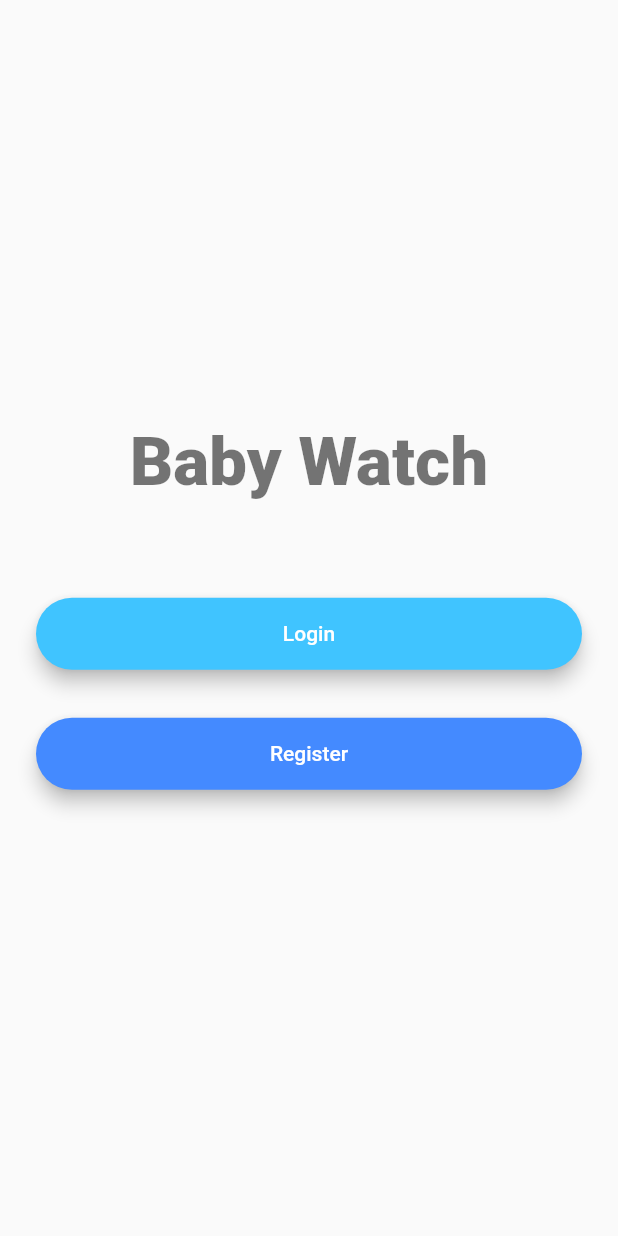
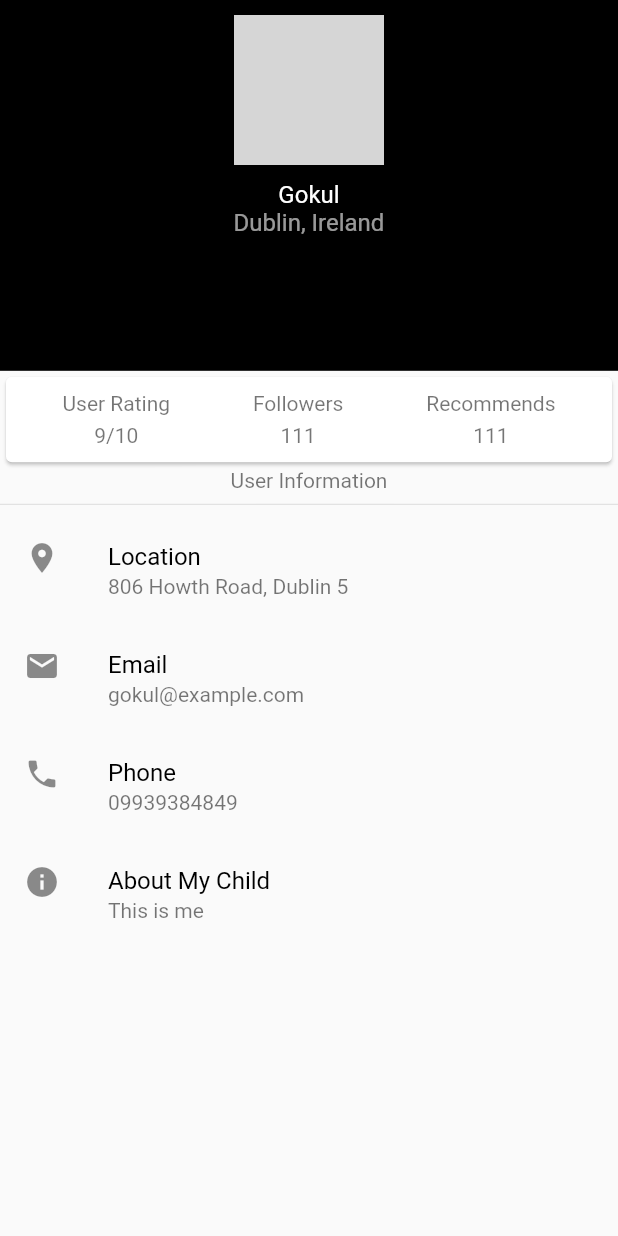
Before and after one commit to gokulskannan1993/babysitter_booking_app, a Flutter app: the screen it shows after launch, on a phone screen of 412 x 824 dp. Run offline on Flutter 3.47's test engine with Material 2 defaults, Android fonts, the phone set to English and light mode, and no system bars; network calls fail; grey boxes are pictures that could not be loaded.

Commit message:
profile_screen interface created

```diff
--- a/lib/main.dart
+++ b/lib/main.dart
@@ -1,4 +1,7 @@
+import 'package:babysitter_booking_app/screens/home_screen.dart';
 import 'package:babysitter_booking_app/screens/login_screen.dart';
+import 'package:babysitter_booking_app/screens/map_screen.dart';
+import 'package:babysitter_booking_app/screens/profile_screen.dart';
 import 'package:babysitter_booking_app/screens/register_screen.dart';
 import 'package:babysitter_booking_app/screens/welcome_screen.dart';
 import 'package:flutter/material.dart';
@@ -13,11 +16,16 @@ class BabysitterBookingApp extends StatelessWidget {
           textTheme: TextTheme(
         bodyText2: TextStyle(color: Colors.black54),
       )),
-      initialRoute: WelcomeScreen.id,
+
+      //Routing to Different Screens
+      initialRoute: ProfileScreen.routeName,
       routes: {
-        WelcomeScreen.id: (context) => WelcomeScreen(),
-        LoginScreen.id: (context) => LoginScreen(),
-        RegisterScreen.id: (context) => RegisterScreen(),
+        WelcomeScreen.routeName: (context) => WelcomeScreen(),
+        LoginScreen.routeName: (context) => LoginScreen(),
+        RegisterScreen.routeName: (context) => RegisterScreen(),
+        HomeScreen.routeName: (context) => HomeScreen(),
+        ProfileScreen.routeName: (context) => ProfileScreen(),
+        MapScreen.routeName: (context) => MapScreen(),
       },
     );
   }
--- /dev/null
+++ b/lib/screens/profile_screen.dart
@@ -0,0 +1,130 @@
+import 'package:flutter/material.dart';
+
+class ProfileScreen extends StatefulWidget {
+  static String routeName = "profile_screen";
+  @override
+  _ProfileScreenState createState() => _ProfileScreenState();
+}
+
+class _ProfileScreenState extends State<ProfileScreen> {
+  @override
+  Widget build(BuildContext context) {
+    return Scaffold(
+      body: ListView(children: [
+        Container(
+          color: Colors.black,
+          height: MediaQuery.of(context).size.height * 0.3,
+          child: Padding(
+            padding: const EdgeInsets.all(10.0),
+            child: Column(
+              children: [
+                Stack(children: [
+                  CircleAvatar(
+                    radius: 50,
+                    backgroundImage: NetworkImage(
+                        "https://st3.depositphotos.com/15648834/17930/v/1600/depositphotos_179308454-stock-illustration-unknown-person-silhouette-glasses-profile.jpg"),
+                  ),
+                  Positioned(
+                      bottom: 3,
+                      right: 2,
+                      child: CircleAvatar(
+                          backgroundColor: Colors.white,
+                          radius: 15,
+                          child: (Icon(Icons.edit)))),
+                ]),
+                SizedBox(
+                  height: 10,
+                ),
+                Text(
+                  "Gokul",
+                  style: TextStyle(fontSize: 16, color: Colors.white),
+                ),
+                Text(
+                  "Dublin, Ireland",
+                  style: TextStyle(fontSize: 16, color: Colors.white60),
+                ),
+              ],
+            ),
+          ),
+        ),
+        Card(
+          child: Container(
+            padding: EdgeInsets.all(10),
+            child: Row(
+              mainAxisAlignment: MainAxisAlignment.spaceAround,
+              children: [
+                Column(
+                  children: [
+                    Text("User Rating"),
+                    SizedBox(
+                      height: 5,
+                    ),
+                    Text("9/10"),
+                  ],
+                ),
+                Column(
+                  children: [
+                    Text("Followers"),
+                    SizedBox(
+                      height: 5,
+                    ),
+                    Text("111"),
+                  ],
+                ),
+                Column(
+                  children: [
+                    Text("Recommends"),
+                    SizedBox(
+                      height: 5,
+                    ),
+                    Text("111"),
+                  ],
+                ),
+              ],
+            ),
+          ),
+        ),
+        Container(
+          child: Column(
+            children: [
+              Text("User Information"),
+              Divider(),
+              ListTile(
+                title: Text(
+                  "Location",
+                  style: TextStyle(color: Colors.black),
+                ),
+                subtitle: Text("806 Howth Road, Dublin 5"),
+                leading: Icon(Icons.location_on),
+              ),
+              ListTile(
+                title: Text(
+                  "Email",
+                  style: TextStyle(color: Colors.black),
+                ),
+                subtitle: Text("gokul@example.com"),
+                leading: Icon(Icons.email),
+              ),
+              ListTile(
+                title: Text(
+                  "Phone",
+                  style: TextStyle(color: Colors.black),
+                ),
+                subtitle: Text("09939384849"),
+                leading: Icon(Icons.phone),
+              ),
+              ListTile(
+                title: Text(
+                  "About My Child",
+                  style: TextStyle(color: Colors.black),
+                ),
+                subtitle: Text("This is me"),
+                leading: Icon(Icons.info),
+              ),
+            ],
+          ),
+        ),
+      ]),
+    );
+  }
+}
--- a/lib/screens/welcome_screen.dart
+++ b/lib/screens/welcome_screen.dart
@@ -2,10 +2,10 @@ import 'package:babysitter_booking_app/screens/login_screen.dart';
 import 'package:babysitter_booking_app/screens/register_screen.dart';
 import 'package:flutter/material.dart';
 
-import 'components/loginregisterationbutton.dart';
+import 'widgets/loginregisterationbutton.dart';
 
 class WelcomeScreen extends StatefulWidget {
-  static String id = "welcome_screen";
+  static String routeName = "welcome_screen";
   @override
   _WelcomeScreenState createState() => _WelcomeScreenState();
 }
@@ -24,7 +24,7 @@ class _WelcomeScreenState extends State<WelcomeScreen> {
               mainAxisAlignment: MainAxisAlignment.center,
               children: <Widget>[
                 Text(
-                  'Baby Watch',
+                  'BabyWatch',
                   style: TextStyle(
                     fontSize: 45.0,
                     fontWeight: FontWeight.w900,
@@ -39,18 +39,18 @@ class _WelcomeScreenState extends State<WelcomeScreen> {
               tag: "loginTag",
               child: LoginRegisterButton(
                 textColor: Colors.white,
-                backgroundColor: Colors.lightBlueAccent,
+                backgroundColor: Colors.black,
                 btnText: "Login",
-                targetScreen: LoginScreen.id,
+                targetScreen: LoginScreen.routeName,
               ),
             ),
             Hero(
               tag: "registerTag",
               child: LoginRegisterButton(
                 textColor: Colors.white,
-                backgroundColor: Colors.blueAccent,
+                backgroundColor: Colors.black,
                 btnText: "Register",
-                targetScreen: RegisterScreen.id,
+                targetScreen: RegisterScreen.routeName,
               ),
             ),
           ],
```
Also changed, not shown: lib/screens/home_screen.dart (added, +16 -0 lines), lib/screens/login_screen.dart (+9 -10 lines), lib/screens/map_screen.dart (added, +16 -0 lines), lib/screens/register_screen.dart (+7 -7 lines), pubspec.yaml (+15 -14 lines), lib/screens/widgets/loginregisterationbutton.dart (renamed from lib/screens/components/loginregisterationbutton.dart), pubspec.lock, 3 other files.
